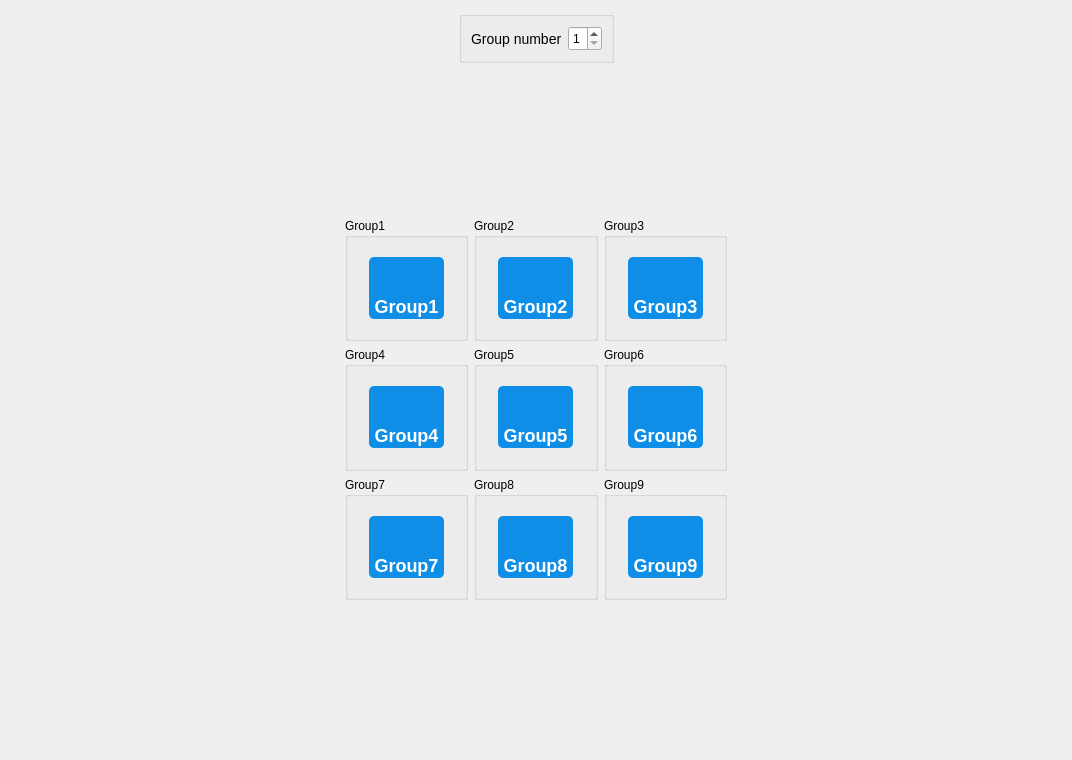
Qt form userui/homewindow.ui (pkzju/QSuperConsole0.1) before a commit.
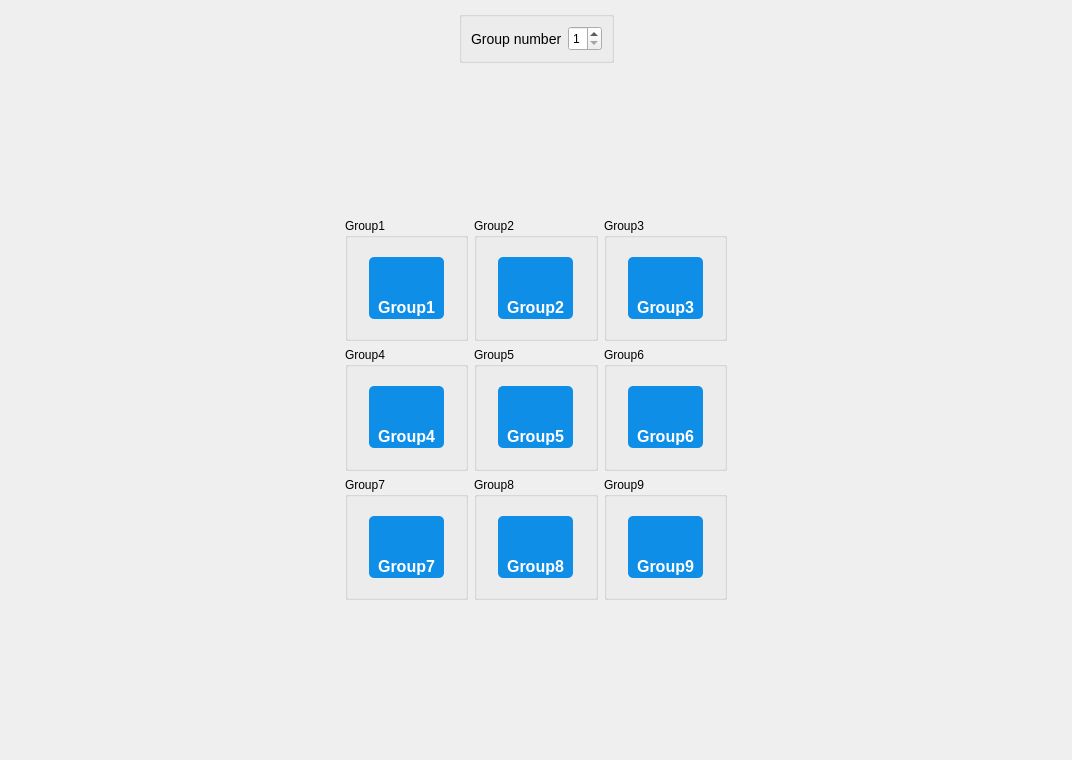
The same form after that commit. Icons and pictures are not drawn.

Patch:
```diff
--- a/userui/homewindow.ui
+++ b/userui/homewindow.ui
@@ -255,7 +255,7 @@
     color: white;
     text-align: center bottom;
     padding-bottom: 2px;
-	font-size:18px;
+	font-size:16px;
 	font-weight: bold;
 
     background-color: rgb(14, 142, 231);
@@ -351,7 +351,7 @@
     color: white;
     text-align: center bottom;
     padding-bottom: 2px;
-	font-size:18px;
+	font-size:16px;
 	font-weight: bold;
 
     background-color: rgb(14, 142, 231);
@@ -447,7 +447,7 @@
     color: white;
     text-align: center bottom;
     padding-bottom: 2px;
-	font-size:18px;
+	font-size:16px;
 	font-weight: bold;
 
     background-color: rgb(14, 142, 231);
@@ -543,7 +543,7 @@
     color: white;
     text-align: center bottom;
     padding-bottom: 2px;
-	font-size:18px;
+	font-size:16px;
 	font-weight: bold;
 
     background-color: rgb(14, 142, 231);
@@ -639,7 +639,7 @@
     color: white;
     text-align: center bottom;
     padding-bottom: 2px;
-	font-size:18px;
+	font-size:16px;
 	font-weight: bold;
 
     background-color: rgb(14, 142, 231);
@@ -735,7 +735,7 @@
     color: white;
     text-align: center bottom;
     padding-bottom: 2px;
-	font-size:18px;
+	font-size:16px;
 	font-weight: bold;
 
     background-color: rgb(14, 142, 231);
@@ -831,7 +831,7 @@
     color: white;
     text-align: center bottom;
     padding-bottom: 2px;
-	font-size:18px;
+	font-size:16px;
 	font-weight: bold;
 
     background-color: rgb(14, 142, 231);
@@ -927,7 +927,7 @@
     color: white;
     text-align: center bottom;
     padding-bottom: 2px;
-	font-size:18px;
+	font-size:16px;
 	font-weight: bold;
 
     background-color: rgb(14, 142, 231);
@@ -1023,7 +1023,7 @@
     color: white;
     text-align: center bottom;
     padding-bottom: 2px;
-	font-size:18px;
+	font-size:16px;
 	font-weight: bold;
 
     background-color: rgb(14, 142, 231);
```
